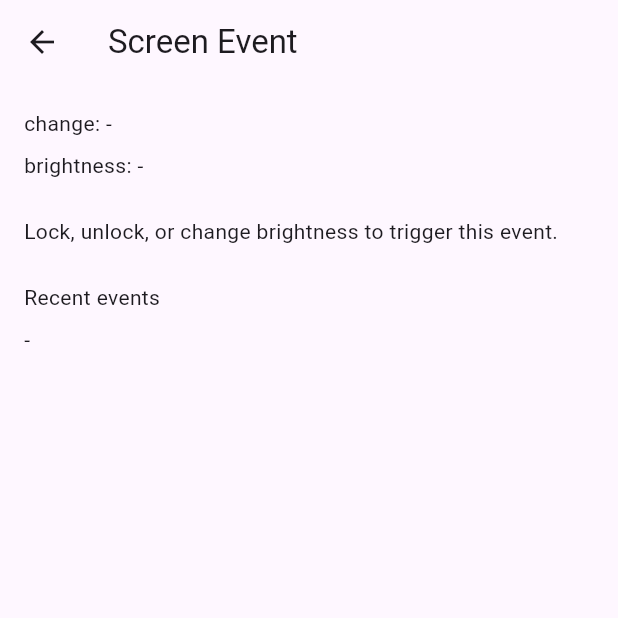
After one commit to StanleyCocos/flutter_system_events, a Flutter app: the screen it shows after launch, after a tap on "Screen", on a phone screen of 412 x 824 dp, the top half of it. The commit adds this screen. Run offline on Flutter 3.47's test engine with Material 3 defaults, Android fonts, the phone set to English and light mode, and no system bars; our stand-ins replace plugin_platform_interface; missing offline and left inert: dart:html.

Commit message:
example: add screen event page

```diff
--- a/example/lib/main.dart
+++ b/example/lib/main.dart
@@ -6,6 +6,7 @@ import 'pages/lifecycle_event_page.dart';
 import 'pages/memory_event_page.dart';
 import 'pages/network_event_page.dart';
 import 'pages/orientation_event_page.dart';
+import 'pages/screen_event_page.dart';
 import 'pages/time_event_page.dart';
 
 void main() {
@@ -112,6 +113,18 @@ class EventListPage extends StatelessWidget {
               );
             },
           ),
+          ListTile(
+            title: const Text('Screen'),
+            subtitle: const Text('Off, on, unlock, brightness'),
+            trailing: const Icon(Icons.chevron_right),
+            onTap: () {
+              Navigator.of(context).push(
+                MaterialPageRoute<void>(
+                  builder: (_) => const ScreenEventPage(),
+                ),
+              );
+            },
+          ),
         ],
       ),
     );
--- /dev/null
+++ b/example/lib/pages/screen_event_page.dart
@@ -0,0 +1,77 @@
+import 'dart:async';
+
+import 'package:flutter/material.dart';
+import 'package:flutter_system_events/flutter_system_events.dart';
+
+class ScreenEventPage extends StatefulWidget {
+  const ScreenEventPage({super.key});
+
+  @override
+  State<ScreenEventPage> createState() => _ScreenEventPageState();
+}
+
+class _ScreenEventPageState extends State<ScreenEventPage> {
+  StreamSubscription<SystemEvent>? _subscription;
+  ScreenChange? _change;
+  double? _brightness;
+  final _events = <String>[];
+
+  @override
+  void initState() {
+    super.initState();
+    _subscription = SystemEvents.events.listen((event) {
+      if (event is! ScreenEvent || !mounted) return;
+      setState(() {
+        _change = event.change;
+        _brightness = event.brightness;
+        _events.insert(0, _eventText(event));
+        if (_events.length > 8) _events.removeLast();
+      });
+    });
+    SystemEvents.initialize(
+      config: const SystemEventsConfig(screen: ScreenConfig()),
+    );
+  }
+
+  @override
+  void dispose() {
+    _subscription?.cancel();
+    SystemEvents.dispose();
+    super.dispose();
+  }
+
+  @override
+  Widget build(BuildContext context) {
+    return Scaffold(
+      appBar: AppBar(title: const Text('Screen Event')),
+      body: ListView(
+        padding: const EdgeInsets.all(16),
+        children: [
+          Text('change: ${_change?.name ?? '-'}'),
+          const SizedBox(height: 8),
+          Text('brightness: ${_formatBrightness(_brightness)}'),
+          const SizedBox(height: 24),
+          const Text(
+            'Lock, unlock, or change brightness to trigger this event.',
+          ),
+          const SizedBox(height: 24),
+          const Text('Recent events'),
+          const SizedBox(height: 8),
+          if (_events.isEmpty) const Text('-'),
+          for (final event in _events) Text(event),
+        ],
+      ),
+    );
+  }
+}
+
+String _eventText(ScreenEvent event) {
+  final brightness = event.brightness;
+  if (brightness == null) return event.change.name;
+  return '${event.change.name} brightness=${_formatBrightness(brightness)}';
+}
+
+String _formatBrightness(double? brightness) {
+  if (brightness == null) return '-';
+  return brightness.toStringAsFixed(2);
+}
```
Also changed, not shown: 4 other files.
